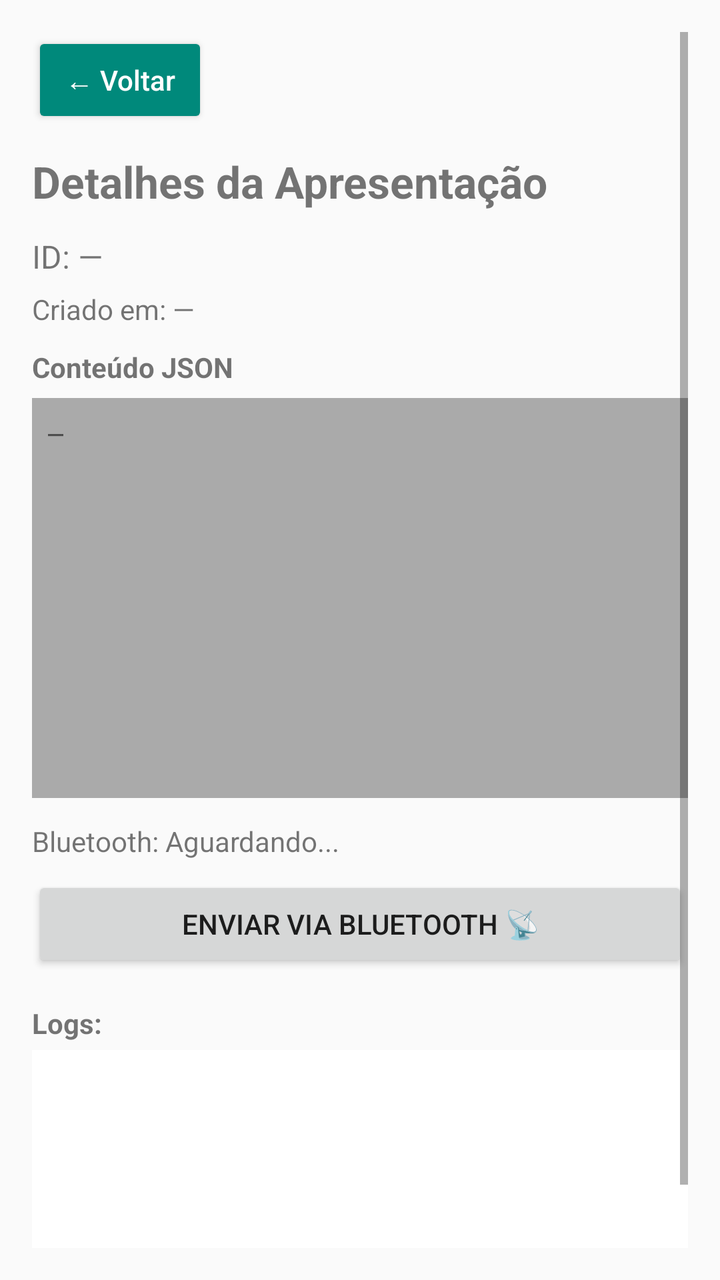
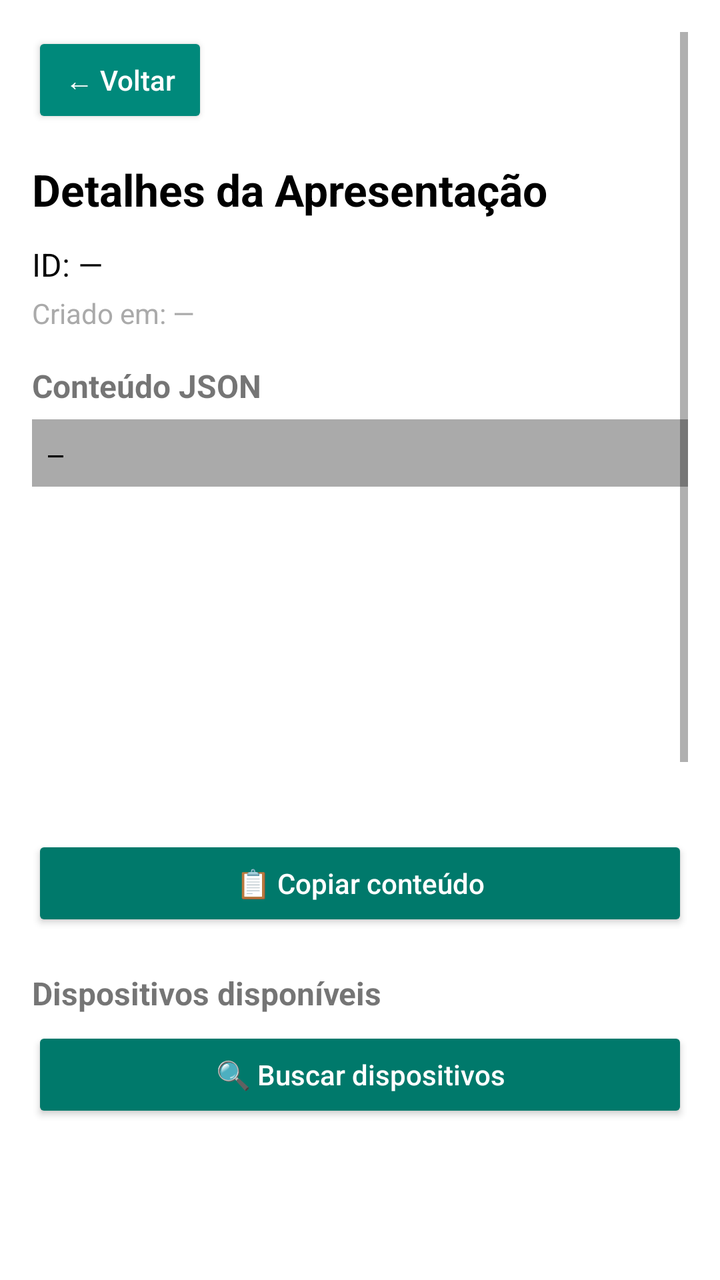

The first picture is an Android layout as it rendered before a commit; the second is the same layout after the commit. The layout source and the unified diff follow.
<!-- AndroidManifest.xml: activity theme Theme.AppCompat.Light.NoActionBar -->
<!-- res/layout/activity_presentation_detail.xml -->
<?xml version="1.0" encoding="utf-8"?>
<ScrollView xmlns:android="http://schemas.android.com/apk/res/android"
    android:layout_width="match_parent"
    android:layout_height="match_parent"
    android:padding="16dp">

    <LinearLayout
        android:orientation="vertical"
        android:layout_width="match_parent"
        android:layout_height="wrap_content">

        <Button
            android:id="@+id/backButton"
            android:layout_width="wrap_content"
            android:layout_height="wrap_content"
            android:text="← Voltar"
            android:textAllCaps="false"
            android:textColor="@android:color/white"
            android:backgroundTint="@color/teal_600"
            android:layout_marginBottom="12dp" />

        <TextView
            android:text="Detalhes da Apresentação"
            android:textSize="22sp"
            android:textStyle="bold"
            android:layout_width="wrap_content"
            android:layout_height="wrap_content"
            android:layout_marginBottom="12dp" />

        <TextView
            android:id="@+id/txtRecordId"
            android:layout_width="match_parent"
            android:layout_height="wrap_content"
            android:text="ID: —"
            android:textSize="16sp"
            android:layout_marginBottom="6dp" />

        <TextView
            android:id="@+id/txtCreatedAt"
            android:layout_width="match_parent"
            android:layout_height="wrap_content"
            android:text="Criado em: —"
            android:textSize="14sp"
            android:layout_marginBottom="10dp" />

        <TextView
            android:text="Conteúdo JSON"
            android:textStyle="bold"
            android:layout_width="wrap_content"
            android:layout_height="wrap_content"
            android:layout_marginBottom="6dp" />

        <ScrollView
            android:layout_width="match_parent"
            android:layout_height="200dp"
            android:background="@android:color/darker_gray"
            android:padding="8dp"
            android:layout_marginBottom="12dp">
            <TextView
                android:id="@+id/txtJson"
                android:layout_width="match_parent"
                android:layout_height="wrap_content"
                android:text="—"
                android:textIsSelectable="true"
                android:textSize="13sp"
                android:fontFamily="monospace" />
        </ScrollView>

        <TextView
            android:id="@+id/txtBluetoothStatus"
            android:text="Bluetooth: Aguardando..."
            android:layout_width="match_parent"
            android:layout_height="wrap_content"
            android:layout_marginBottom="8dp" />

        <Button
            android:id="@+id/btnSendBluetooth"
            android:layout_width="match_parent"
            android:layout_height="wrap_content"
            android:text="Enviar via Bluetooth 📡"
            android:layout_marginBottom="16dp" />

        <TextView
            android:text="Logs:"
            android:textStyle="bold"
            android:layout_width="wrap_content"
            android:layout_height="wrap_content"
            android:layout_marginBottom="4dp" />

        <ScrollView
            android:layout_width="match_parent"
            android:layout_height="150dp"
            android:background="@android:color/white"
            android:padding="8dp">
            <TextView
                android:id="@+id/logView"
                android:layout_width="match_parent"
                android:layout_height="wrap_content"
                android:textSize="12sp"
                android:fontFamily="monospace"
                android:textColor="@android:color/darker_gray" />
        </ScrollView>
    </LinearLayout>
</ScrollView>
<!-- resources referenced by this layout -->
<resources>
  <color name="teal_600">#00897B</color>
</resources>

<!-- the commit's change to res/layout/activity_presentation_detail.xml (unified diff, before → after) -->
@@ -2,13 +2,15 @@
 <ScrollView xmlns:android="http://schemas.android.com/apk/res/android"
     android:layout_width="match_parent"
     android:layout_height="match_parent"
-    android:padding="16dp">
+    android:padding="16dp"
+    android:background="@android:color/white">
 
     <LinearLayout
         android:orientation="vertical"
         android:layout_width="match_parent"
         android:layout_height="wrap_content">
 
+        
         <Button
             android:id="@+id/backButton"
             android:layout_width="wrap_content"
@@ -17,23 +19,27 @@
             android:textAllCaps="false"
             android:textColor="@android:color/white"
             android:backgroundTint="@color/teal_600"
-            android:layout_marginBottom="12dp" />
+            android:layout_marginBottom="16dp" />
 
+        
         <TextView
             android:text="Detalhes da Apresentação"
             android:textSize="22sp"
             android:textStyle="bold"
+            android:textColor="@android:color/black"
             android:layout_width="wrap_content"
             android:layout_height="wrap_content"
             android:layout_marginBottom="12dp" />
 
+        
         <TextView
             android:id="@+id/txtRecordId"
             android:layout_width="match_parent"
             android:layout_height="wrap_content"
             android:text="ID: —"
             android:textSize="16sp"
-            android:layout_marginBottom="6dp" />
+            android:textColor="@android:color/black"
+            android:layout_marginBottom="4dp" />
 
         <TextView
             android:id="@+id/txtCreatedAt"
@@ -41,11 +47,14 @@
             android:layout_height="wrap_content"
             android:text="Criado em: —"
             android:textSize="14sp"
-            android:layout_marginBottom="10dp" />
+            android:textColor="@android:color/darker_gray"
+            android:layout_marginBottom="16dp" />
 
+        
         <TextView
             android:text="Conteúdo JSON"
             android:textStyle="bold"
+            android:textSize="16sp"
             android:layout_width="wrap_content"
             android:layout_height="wrap_content"
             android:layout_marginBottom="6dp" />
@@ -53,52 +62,92 @@
         <ScrollView
             android:layout_width="match_parent"
             android:layout_height="200dp"
-            android:background="@android:color/darker_gray"
-            android:padding="8dp"
-            android:layout_marginBottom="12dp">
+            android:layout_marginBottom="8dp">
+
             <TextView
                 android:id="@+id/txtJson"
                 android:layout_width="match_parent"
                 android:layout_height="wrap_content"
+                android:padding="8dp"
+                android:background="@android:color/darker_gray"
                 android:text="—"
+                android:textSize="13sp"
+                android:textColor="@android:color/black"
                 android:textIsSelectable="true"
-                android:textSize="13sp"
                 android:fontFamily="monospace" />
         </ScrollView>
 
+        <Button
+            android:id="@+id/btnCopyJson"
+            android:layout_width="match_parent"
+            android:layout_height="wrap_content"
+            android:text="📋 Copiar conteúdo"
+            android:layout_marginBottom="20dp"
+            android:backgroundTint="@color/teal_700"
+            android:textAllCaps="false"
+            android:textColor="@android:color/white" />
+
+        
+        <TextView
+            android:text="Dispositivos disponíveis"
+            android:textStyle="bold"
+            android:textSize="16sp"
+            android:layout_width="wrap_content"
+            android:layout_height="wrap_content"
+            android:layout_marginBottom="6dp" />
+
+        <Button
+            android:id="@+id/btnScanDevices"
+            android:layout_width="match_parent"
+            android:layout_height="wrap_content"
+            android:text="🔍 Buscar dispositivos"
+            android:textAllCaps="false"
+            android:backgroundTint="@color/teal_700"
+            android:textColor="@android:color/white"
+            android:layout_marginBottom="8dp" />
+
+        <ListView
+            android:id="@+id/bluetoothDevicesList"
+            android:layout_width="match_parent"
+            android:layout_height="180dp"
+            android:dividerHeight="1dp"
+            android:background="@android:color/white"
+            android:layout_marginBottom="12dp" />
+
         <TextView
             android:id="@+id/txtBluetoothStatus"
-            android:text="Bluetooth: Aguardando..."
             android:layout_width="match_parent"
             android:layout_height="wrap_content"
-            android:layout_marginBottom="8dp" />
+            android:text="Bluetooth: Aguardando..."
+            android:textColor="@android:color/darker_gray"
+            android:textSize="14sp"
+            android:layout_marginBottom="12dp" />
 
         <Button
             android:id="@+id/btnSendBluetooth"
             android:layout_width="match_parent"
             android:layout_height="wrap_content"
-            android:text="Enviar via Bluetooth 📡"
-            android:layout_marginBottom="16dp" />
+            android:text="📡 Enviar via Bluetooth"
+            android:textAllCaps="false"
+            android:backgroundTint="@color/teal_600"
+            android:textColor="@android:color/white"
+            android:layout_marginBottom="20dp" />
 
+        
         <TextView
-            android:text="Logs:"
+            android:text="Logs"
             android:textStyle="bold"
+            android:textSize="16sp"
             android:layout_width="wrap_content"
             android:layout_height="wrap_content"
             android:layout_marginBottom="4dp" />
 
-        <ScrollView
+        <androidx.recyclerview.widget.RecyclerView
+            android:id="@+id/logsRecycler"
             android:layout_width="match_parent"
-            android:layout_height="150dp"
-            android:background="@android:color/white"
-            android:padding="8dp">
-            <TextView
-                android:id="@+id/logView"
-                android:layout_width="match_parent"
-                android:layout_height="wrap_content"
-                android:textSize="12sp"
-                android:fontFamily="monospace"
-                android:textColor="@android:color/darker_gray" />
-        </ScrollView>
+            android:layout_height="180dp"
+            android:background="@android:color/background_light"
+            android:padding="8dp"
+            android:nestedScrollingEnabled="true" />
     </LinearLayout>
 </ScrollView>
<!-- resource entries referenced after the edit -->
@@ -1,5 +1,6 @@
 <!-- resources referenced by this layout -->
 <resources>
   <color name="teal_600">#00897B</color>
+  <color name="teal_700">#00796B</color>
 </resources>
 
